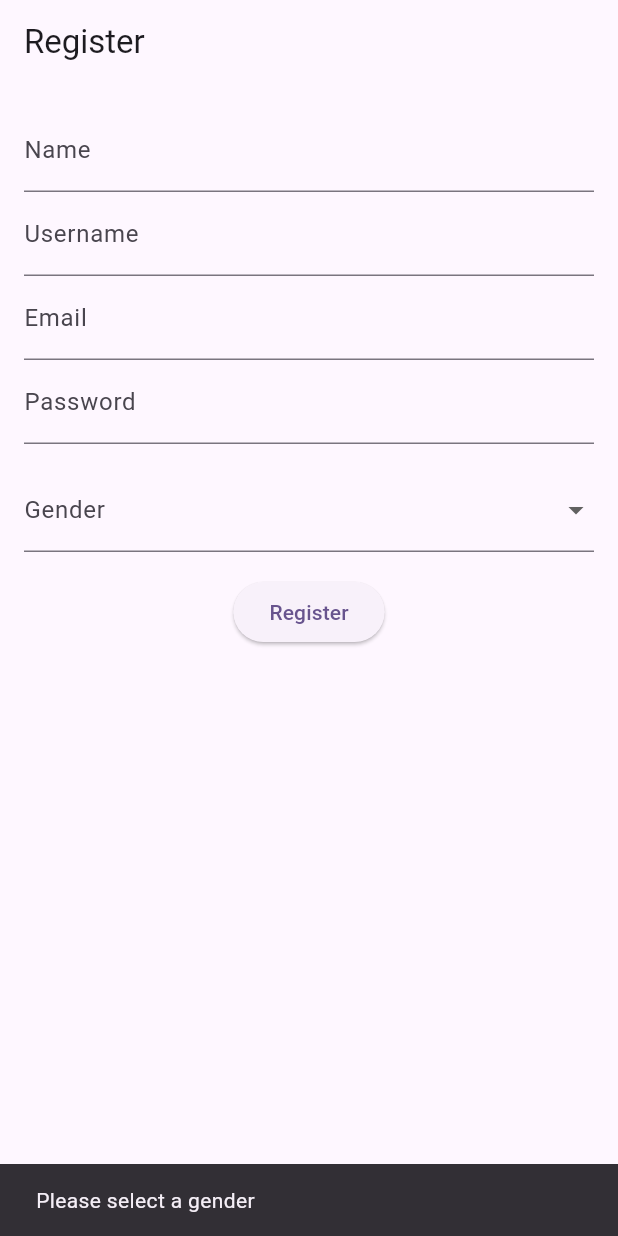
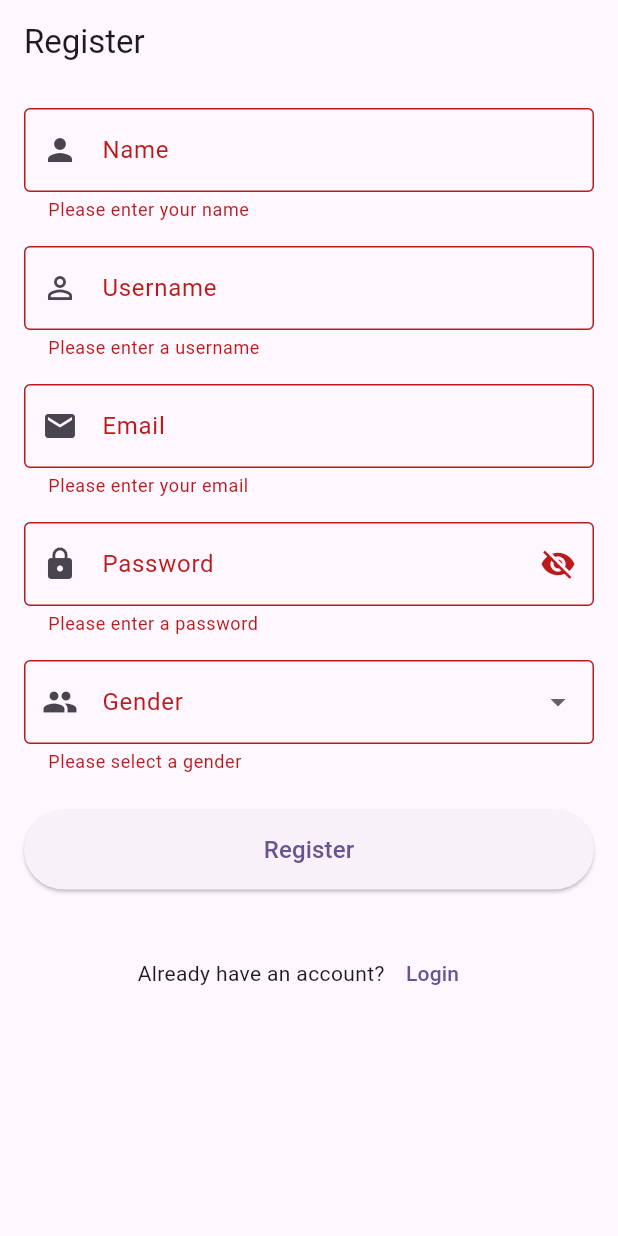
Before and after one commit to one-project-one-month/Productivity-Suite-Flutter, a Flutter app: the RegisterScreen screen opened by its route, after a tap on "Register", on a phone screen of 412 x 824 dp. Run offline on Flutter 3.47's test engine with Material 3 defaults, Android fonts, the phone set to English and light mode, and no system bars; our stand-ins replace flutter_riverpod, go_router, hive_flutter; accounts and stored records are empty; statements that could not run were skipped.

Commit message:
update error handling in register , UI not fixed yet

```diff
--- a/lib/auth/register_screen.dart
+++ b/lib/auth/register_screen.dart
@@ -9,11 +9,22 @@ class RegisterScreen extends ConsumerStatefulWidget {
 }
 
 class _RegisterScreenState extends ConsumerState<RegisterScreen> {
+  final _formKey = GlobalKey<FormState>();
   final TextEditingController nameController = TextEditingController();
   final TextEditingController usernameController = TextEditingController();
   final TextEditingController emailController = TextEditingController();
   final TextEditingController passwordController = TextEditingController();
   int? selectedGender;
+  bool _isPasswordVisible = false;
+
+  @override
+  void dispose() {
+    nameController.dispose();
+    usernameController.dispose();
+    emailController.dispose();
+    passwordController.dispose();
+    super.dispose();
+  }
 
   @override
   Widget build(BuildContext context) {
@@ -23,30 +34,112 @@ class _RegisterScreenState extends ConsumerState<RegisterScreen> {
       appBar: AppBar(title: Text('Register')),
       body: Padding(
         padding: const EdgeInsets.all(16.0),
+        child: Form(
+          key: _formKey,
           child: SingleChildScrollView(
             child: Column(
+              crossAxisAlignment: CrossAxisAlignment.stretch,
               children: [
-              TextField(
+                TextFormField(
                   controller: nameController,
-                decoration: InputDecoration(labelText: 'Name'),
+                  decoration: InputDecoration(
+                    labelText: 'Name',
+                    border: OutlineInputBorder(),
+                    prefixIcon: Icon(Icons.person),
+                    errorText: authState.getFieldError('name'),
                   ),
-              TextField(
+                  validator: (value) {
+                    if (value == null || value.isEmpty) {
+                      return 'Please enter your name';
+                    }
+                    return null;
+                  },
+                ),
+                SizedBox(height: 16),
+                TextFormField(
                   controller: usernameController,
-                decoration: InputDecoration(labelText: 'Username'),
+                  decoration: InputDecoration(
+                    labelText: 'Username',
+                    border: OutlineInputBorder(),
+                    prefixIcon: Icon(Icons.person_outline),
+                    errorText: authState.getFieldError('username'),
                   ),
-              TextField(
+                  validator: (value) {
+                    if (value == null || value.isEmpty) {
+                      return 'Please enter a username';
+                    }
+                    return null;
+                  },
+                ),
+                SizedBox(height: 16),
+                TextFormField(
                   controller: emailController,
-                decoration: InputDecoration(labelText: 'Email'),
+                  keyboardType: TextInputType.emailAddress,
+                  decoration: InputDecoration(
+                    labelText: 'Email',
+                    border: OutlineInputBorder(),
+                    prefixIcon: Icon(Icons.email),
+                    errorText: authState.getFieldError('email'),
                   ),
-              TextField(
+                  validator: (value) {
+                    if (value == null || value.isEmpty) {
+                      return 'Please enter your email';
+                    }
+                    final emailRegex = RegExp(r'^[\w-\.]+@([\w-]+\.)+[\w-]{2,4}$');
+                    if (!emailRegex.hasMatch(value)) {
+                      return 'Please enter a valid email address';
+                    }
+                    return null;
+                  },
+                ),
+                SizedBox(height: 16),
+                TextFormField(
                   controller: passwordController,
-                decoration: InputDecoration(labelText: 'Password'),
-                obscureText: true,
+                  obscureText: !_isPasswordVisible,
+                  decoration: InputDecoration(
+                    labelText: 'Password',
+                    border: OutlineInputBorder(),
+                    prefixIcon: Icon(Icons.lock),
+                    suffixIcon: IconButton(
+                      icon: Icon(
+                        _isPasswordVisible ? Icons.visibility : Icons.visibility_off,
+                      ),
+                      onPressed: () {
+                        setState(() {
+                          _isPasswordVisible = !_isPasswordVisible;
+                        });
+                      },
+                    ),
+                    errorText: authState.getFieldError('password'),
+                  ),
+                  validator: (value) {
+                    if (value == null || value.isEmpty) {
+                      return 'Please enter a password';
+                    }
+                    if (value.length < 8) {
+                      return 'Password must be at least 8 characters long';
+                    }
+                    // Check for uppercase, lowercase, number, and special character
+                    final hasUppercase = value.contains(RegExp(r'[A-Z]'));
+                    final hasLowercase = value.contains(RegExp(r'[a-z]'));
+                    final hasNumber = value.contains(RegExp(r'[0-9]'));
+                    final hasSpecialChar = value.contains(RegExp(r'[!@#$%^&*(),.?":{}|<>]'));
+
+                    if (!hasUppercase || !hasLowercase || !hasNumber || !hasSpecialChar) {
+                      return 'Password must include uppercase, lowercase, number, and special character';
+                    }
+                    return null;
+                  },
                 ),
                 SizedBox(height: 16),
                 DropdownButtonFormField<int>(
                   value: selectedGender,
-                decoration: InputDecoration(labelText: 'Gender'),
+                  decoration: InputDecoration(
+                    labelText: 'Gender',
+                    border: OutlineInputBorder(),
+                    prefixIcon: Icon(Icons.people),
+                    errorText: authState.getFieldError('gender'),
+                  ),
                   items: [
                     DropdownMenuItem(value: 1, child: Text('Male')),
                     DropdownMenuItem(value: 2, child: Text('Female')),
@@ -64,15 +157,16 @@ class _RegisterScreenState extends ConsumerState<RegisterScreen> {
                     return null;
                   },
                 ),
-              SizedBox(height: 16),
+                SizedBox(height: 24),
                 ElevatedButton(
-                onPressed: () async {
-                  if (selectedGender == null) {
-                    ScaffoldMessenger.of(context).showSnackBar(
-                      SnackBar(content: Text('Please select a gender')),
-                    );
-                    return;
-                  }
+                  onPressed: authState.isLoading
+                      ? null
+                      : () async {
+                    // Clear previous errors
+                    ref.read(authProvider.notifier).clearErrors();
+
+                    // Validate the form
+                    if (_formKey.currentState!.validate()) {
                       bool success = await ref.read(authProvider.notifier).register(
                         nameController.text,
                         usernameController.text,
@@ -80,18 +174,58 @@ class _RegisterScreenState extends ConsumerState<RegisterScreen> {
                         passwordController.text,
                         selectedGender!,
                       );
+
                       if (success) {
+                        ScaffoldMessenger.of(context).showSnackBar(
+                          SnackBar(
+                            content: Text('Registration successful! Redirecting to login...'),
+                            backgroundColor: Colors.green,
+                          ),
+                        );
+                        // Add a slight delay for the user to see the success message
+                        Future.delayed(Duration(seconds: 1), () {
                           context.go('/login');
+                        });
+                      }
                     }
                   },
-                child: Text('Register'),
+                  style: ElevatedButton.styleFrom(
+                    padding: EdgeInsets.symmetric(vertical: 15),
                   ),
-              if (authState.error != null)
-                Padding(
-                  padding: const EdgeInsets.only(top: 16.0),
-                  child: Text(authState.error!, style: TextStyle(color: Colors.red)),
+                  child: authState.isLoading
+                      ? CircularProgressIndicator()
+                      : Text('Register', style: TextStyle(fontSize: 16)),
+                ),
+                SizedBox(height: 16),
+                if (authState.generalError != null)
+                  Container(
+                    padding: EdgeInsets.all(10),
+                    decoration: BoxDecoration(
+                      color: Colors.red.shade50,
+                      borderRadius: BorderRadius.circular(8),
+                      border: Border.all(color: Colors.red.shade300),
+                    ),
+                    child: Text(
+                      authState.generalError!,
+                      style: TextStyle(color: Colors.red),
+                      textAlign: TextAlign.center,
+                    ),
+                  ),
+                SizedBox(height: 16),
+                Row(
+                  mainAxisAlignment: MainAxisAlignment.center,
+                  children: [
+                    Text("Already have an account?"),
+                    TextButton(
+                      onPressed: () {
+                        context.go('/login');
+                      },
+                      child: Text('Login'),
                     ),
                   ],
+                ),
+              ],
+            ),
           ),
         ),
       ),
```
Also changed, not shown: lib/auth/auth_provider.dart (+135 -12 lines). Lines whose indentation alone changed are shown as unchanged.
